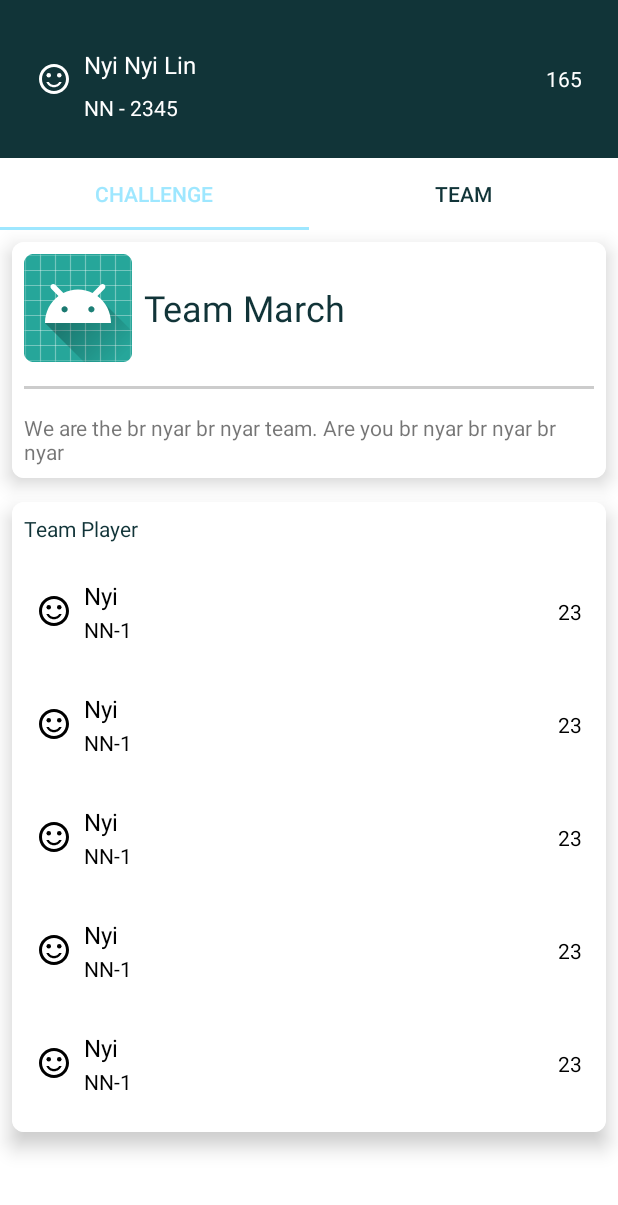
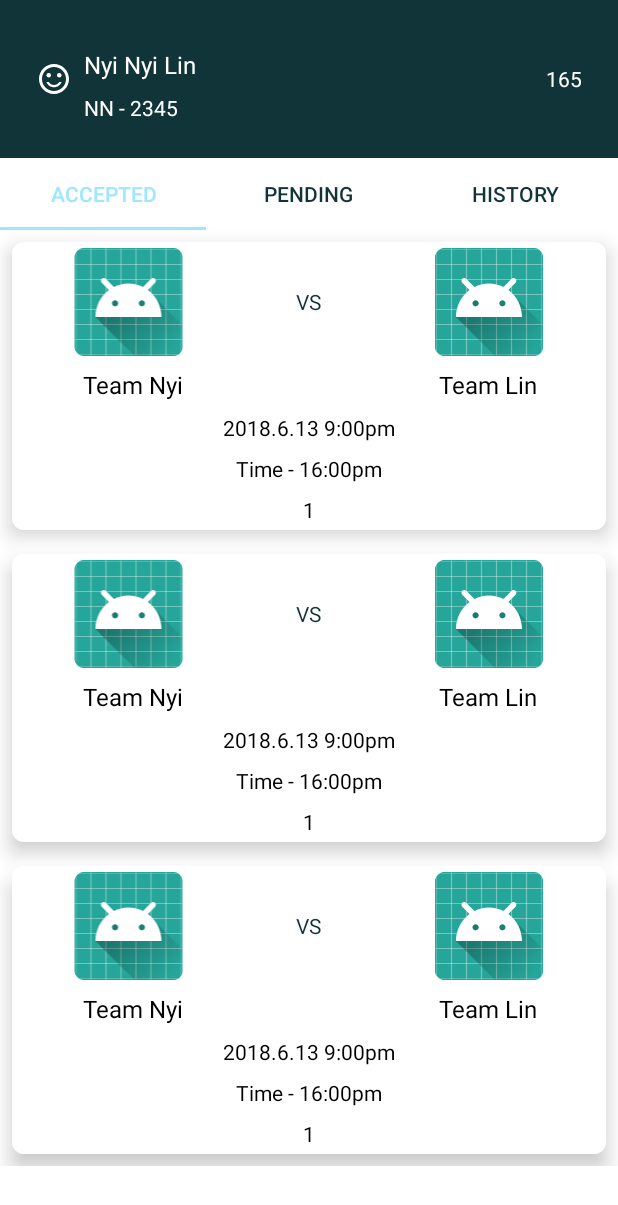
Before and after one commit to Kaungkhant97/The-Match, an Android app: the screen it shows after launch (LoginActivity), on a phone screen of 412 x 824 dp. Shown: the top 1205 px of the screen. Run offline under Robolectric (Android 15) with nearby library versions, the phone set to English and light mode, and no system bars.

Commit message:
add profile sector

```diff
--- a/app/src/main/java/com/anglehack/thematch/thematch/Data/Challenge.java
+++ b/app/src/main/java/com/anglehack/thematch/thematch/Data/Challenge.java
@@ -1,4 +1,88 @@
 package com.anglehack.thematch.thematch.Data;
 
 public class Challenge {
+
+    int id;
+    String challengerTeamName;
+    String acceptedTeamName;
+    int placeID;
+    String reservedTime;
+    int status;
+    int point;
+    int result_id;
+
+    public Challenge(int id, String challengerTeamName, String acceptedTeamName, int placeID, String reservedTime, int status, int point, int result_id) {
+        this.id = id;
+        this.challengerTeamName = challengerTeamName;
+        this.acceptedTeamName = acceptedTeamName;
+        this.placeID = placeID;
+        this.reservedTime = reservedTime;
+        this.status = status;
+        this.point = point;
+        this.result_id = result_id;
+    }
+
+    public int getId() {
+        return id;
+    }
+
+    public String getChallengerTeamName() {
+        return challengerTeamName;
+    }
+
+    public String getAcceptedTeamName() {
+        return acceptedTeamName;
+    }
+
+    public int getPlaceID() {
+        return placeID;
+    }
+
+    public String getReservedTime() {
+        return reservedTime;
+    }
+
+    public int getStatus() {
+        return status;
+    }
+
+    public int getPoint() {
+        return point;
+    }
+
+    public int getResult_id() {
+        return result_id;
+    }
+
+    public void setId(int id) {
+        this.id = id;
+    }
+
+    public void setChallengerTeamName(String challengerTeamName) {
+        this.challengerTeamName = challengerTeamName;
+    }
+
+    public void setAcceptedTeamName(String acceptedTeamName) {
+        this.acceptedTeamName = acceptedTeamName;
+    }
+
+    public void setPlaceID(int placeID) {
+        this.placeID = placeID;
+    }
+
+    public void setReservedTime(String reservedTime) {
+        this.reservedTime = reservedTime;
+    }
+
+    public void setStatus(int status) {
+        this.status = status;
+    }
+
+    public void setPoint(int point) {
+        this.point = point;
+    }
+
+    public void setResult_id(int result_id) {
+        this.result_id = result_id;
+    }
 }
--- /dev/null
+++ b/app/src/main/java/com/anglehack/thematch/thematch/VH/PlayerChallengeListVH.java
@@ -0,0 +1,42 @@
+package com.anglehack.thematch.thematch.VH;
+
+import android.support.v7.widget.RecyclerView;
+import android.view.View;
+import android.widget.TextView;
+
+import com.anglehack.thematch.thematch.Data.Challenge;
+import com.anglehack.thematch.thematch.Data.Player;
+import com.anglehack.thematch.thematch.Data.Team;
+import com.anglehack.thematch.thematch.R;
+
+/**
+ * Created by IN-3442 on 30-Jun-18.
+ */
+
+public class PlayerChallengeListVH extends RecyclerView.ViewHolder {
+    View view;
+    TextView tvTeam1Name, tvTeam2Name, tvDate, tvTime, tvPlace;
+
+    public PlayerChallengeListVH(View itemView) {
+        super(itemView);
+
+        view = itemView;
+        init();
+    }
+
+    private void init() {
+        tvTeam1Name = view.findViewById(R.id.tv_team1_name);
+        tvTeam2Name = view.findViewById(R.id.tv_team2_name);
+        tvDate = view.findViewById(R.id.tv_chalenge_date);
+        tvTime = view.findViewById(R.id.tv_chalenge_time);
+        tvPlace = view.findViewById(R.id.tv_chalenge_place);
+    }
+
+    public void bindData(Challenge challenge){
+        tvTeam1Name.setText(challenge.getAcceptedTeamName());
+        tvTeam2Name.setText(challenge.getChallengerTeamName());
+        tvDate.setText(challenge.getReservedTime());
+        tvPlace.setText(challenge.getPlaceID() + "");
+    }
+
+}
--- /dev/null
+++ b/app/src/main/java/com/anglehack/thematch/thematch/adapters/PlayerChallengeAdapter.java
@@ -0,0 +1,48 @@
+package com.anglehack.thematch.thematch.adapters;
+
+import android.support.annotation.NonNull;
+import android.support.v7.widget.RecyclerView;
+import android.view.LayoutInflater;
+import android.view.View;
+import android.view.ViewGroup;
+
+import com.anglehack.thematch.thematch.Data.Challenge;
+import com.anglehack.thematch.thematch.Data.Player;
+import com.anglehack.thematch.thematch.Data.Team;
+import com.anglehack.thematch.thematch.R;
+import com.anglehack.thematch.thematch.VH.PlayerChallengeListVH;
+import com.anglehack.thematch.thematch.VH.PlayerListVH;
+
+import java.util.List;
+
+/**
+ * Created by IN-3442 on 30-Jun-18.
+ */
+
+public class PlayerChallengeAdapter extends RecyclerView.Adapter<PlayerChallengeListVH> {
+    LayoutInflater mInflater;
+    List<Challenge> challengeList;
+
+    public PlayerChallengeAdapter(LayoutInflater mInflater, List<Challenge> challenges) {
+        this.mInflater = mInflater;
+        this.challengeList = challenges;
+    }
+
+    @NonNull
+    @Override
+    public PlayerChallengeListVH onCreateViewHolder(@NonNull ViewGroup parent, int viewType) {
+        View itemView = mInflater.inflate(R.layout.item_view_player_chalenge_list, parent, false);
+
+        return new PlayerChallengeListVH(itemView);
+    }
+
+    @Override
+    public void onBindViewHolder(@NonNull PlayerChallengeListVH holder, int position) {
+        holder.bindData(challengeList.get(position));
+    }
+
+    @Override
+    public int getItemCount() {
+        return challengeList.size();
+    }
+}
--- a/app/src/main/java/com/anglehack/thematch/thematch/adapters/PlayerFragmentPagerAdapter.java
+++ b/app/src/main/java/com/anglehack/thematch/thematch/adapters/PlayerFragmentPagerAdapter.java
@@ -5,6 +5,7 @@ import android.support.v4.app.Fragment;
 import android.support.v4.app.FragmentManager;
 import android.support.v4.app.FragmentPagerAdapter;
 
+import com.anglehack.thematch.thematch.fragments.PlayerChallenge;
 import com.anglehack.thematch.thematch.fragments.TeamFragment;
 
 /**
@@ -20,8 +21,9 @@ public class PlayerFragmentPagerAdapter extends FragmentPagerAdapter {
     @Override
     public Fragment getItem(int position) {
         switch (position){
-            case 0: return new TeamFragment();
-            case 1: return new TeamFragment();
+            case 0: return new PlayerChallenge();
+            case 1: return new PlayerChallenge();
+            case 2: return new PlayerChallenge();
         }
 
         return null;
@@ -29,15 +31,16 @@ public class PlayerFragmentPagerAdapter extends FragmentPagerAdapter {
 
     @Override
     public int getCount() {
-        return 2;
+        return 3;
     }
 
     @Nullable
     @Override
     public CharSequence getPageTitle(int position) {
         switch (position){
-            case 0: return "Challenge";
-            case 1: return "Team";
+            case 0: return "Accepted";
+            case 1: return "Pending";
+            case 2: return "History";
         }
 
         return super.getPageTitle(position);
--- a/app/src/main/java/com/anglehack/thematch/thematch/fragments/PlayerChallenge.java
+++ b/app/src/main/java/com/anglehack/thematch/thematch/fragments/PlayerChallenge.java
@@ -1,10 +1,52 @@
 package com.anglehack.thematch.thematch.fragments;
 
+import android.os.Bundle;
 import android.support.v4.app.Fragment;
+import android.support.v7.widget.LinearLayoutManager;
+import android.support.v7.widget.RecyclerView;
+import android.view.LayoutInflater;
+import android.view.View;
+import android.view.ViewGroup;
+
+import com.anglehack.thematch.thematch.Data.Challenge;
+import com.anglehack.thematch.thematch.Data.Team;
+import com.anglehack.thematch.thematch.R;
+import com.anglehack.thematch.thematch.adapters.PlayerChallengeAdapter;
+
+import java.util.ArrayList;
+import java.util.List;
 
 /**
  * Created by IN-3442 on 30-Jun-18.
  */
 
 public class PlayerChallenge extends Fragment {
+    private RecyclerView rvPlayerChallenge;
+    PlayerChallengeAdapter playerChallengeAdapter;
+    List<Challenge> challengeList = new ArrayList<>();
+
+    @Override
+    public void onCreate(Bundle savedInstanceState) {
+        super.onCreate(savedInstanceState);
+        if (getArguments() != null) {
+        }
+
+        challengeList.add(new Challenge(1, "Team Lin", "Team Nyi", 1, "2018.6.13 9:00pm", 1, 50, 1));
+        challengeList.add(new Challenge(1, "Team Lin", "Team Nyi", 1, "2018.6.13 9:00pm", 1, 50, 1));
+        challengeList.add(new Challenge(1, "Team Lin", "Team Nyi", 1, "2018.6.13 9:00pm", 1, 50, 1));
+
+        playerChallengeAdapter = new PlayerChallengeAdapter(getLayoutInflater(), challengeList);
+    }
+
+    @Override
+    public View onCreateView(LayoutInflater inflater, ViewGroup container,
+                             Bundle savedInstanceState) {
+        // Inflate the layout for this fragment
+        View view = inflater.inflate(R.layout.fragment_player_challenge, container, false);
+        rvPlayerChallenge = view.findViewById(R.id.rv_team_player_challenge_list);
+        rvPlayerChallenge.setAdapter(playerChallengeAdapter);
+        rvPlayerChallenge.setLayoutManager(new LinearLayoutManager(getContext(), LinearLayoutManager.VERTICAL, false));
+
+        return view;
+    }
 }
--- /dev/null
+++ b/app/src/main/res/layout/fragment_player_challenge.xml
@@ -0,0 +1,11 @@
+<?xml version="1.0" encoding="utf-8"?>
+<LinearLayout xmlns:android="http://schemas.android.com/apk/res/android"
+    android:orientation="vertical" android:layout_width="match_parent"
+    android:layout_height="match_parent">
+
+    <android.support.v7.widget.RecyclerView
+        android:id="@+id/rv_team_player_challenge_list"
+        android:layout_width="match_parent"
+        android:layout_height="wrap_content"/>
+
+</LinearLayout>
--- /dev/null
+++ b/app/src/main/res/layout/item_view_player_chalenge_list.xml
@@ -0,0 +1,109 @@
+<?xml version="1.0" encoding="utf-8"?>
+<android.support.v7.widget.CardView android:layout_width="match_parent"
+    android:layout_height="wrap_content"
+    xmlns:app="http://schemas.android.com/apk/res-auto"
+    app:cardCornerRadius="@dimen/margin_medium"
+    app:cardElevation="@dimen/margin_medium"
+    android:layout_margin="@dimen/margin_medium"
+    xmlns:android="http://schemas.android.com/apk/res/android">
+
+    <LinearLayout
+        android:layout_width="match_parent"
+        android:layout_height="wrap_content"
+        android:background="@color/colorWhite"
+        android:orientation="vertical">
+
+        <LinearLayout
+            android:layout_width="match_parent"
+            android:layout_height="wrap_content"
+            android:layout_gravity="center"
+            android:gravity="center"
+            android:layout_margin="@dimen/margin_small">
+
+            <ImageView
+                android:id="@+id/iv_my_team"
+                android:layout_width="wrap_content"
+                android:layout_height="wrap_content"
+                android:src="@mipmap/ic_launcher"
+                android:layout_weight="1"/>
+
+            <TextView
+                android:layout_width="wrap_content"
+                android:layout_height="wrap_content"
+                android:text="VS"
+                android:gravity="center"
+                android:textColor="@color/colorPrimary"
+                android:layout_weight="1"/>
+
+            <ImageView
+                android:id="@+id/iv_other_team"
+                android:layout_width="wrap_content"
+                android:layout_height="wrap_content"
+                android:layout_weight="1"
+                android:src="@mipmap/ic_launcher"/>
+        </LinearLayout>
+
+        <LinearLayout
+            android:layout_width="match_parent"
+            android:layout_height="wrap_content"
+            android:orientation="horizontal"
+            android:padding="@dimen/margin_small">
+
+            <TextView
+                android:id="@+id/tv_team1_name"
+                android:layout_width="wrap_content"
+                android:layout_height="wrap_content"
+                android:textColor="@color/colorBlack"
+                android:textSize="@dimen/text_regular_2x"
+                android:text="Team 1"
+                android:layout_weight="1"
+                android:gravity="center"/>
+
+            <TextView
+                android:layout_width="wrap_content"
+                android:layout_height="wrap_content"
+                android:textColor="@color/colorBlack"
+                android:textSize="@dimen/text_regular_2x"
+                android:layout_weight="1"/>
+
+            <TextView
+                android:id="@+id/tv_team2_name"
+                android:layout_width="wrap_content"
+                android:layout_height="wrap_content"
+                android:textColor="@color/colorBlack"
+                android:textSize="@dimen/text_regular_2x"
+                android:text="Team 2"
+                android:layout_gravity="center"
+                android:gravity="center"
+                android:layout_weight="1"/>
+        </LinearLayout>
+
+        <TextView
+            android:id="@+id/tv_chalenge_date"
+            android:layout_width="wrap_content"
+            android:layout_height="wrap_content"
+            android:text="Date - 23.6.2018"
+            android:layout_gravity="center"
+            android:layout_margin="@dimen/margin_small"
+            android:textColor="@color/colorBlack"/>
+
+        <TextView
+            android:id="@+id/tv_chalenge_time"
+            android:layout_width="wrap_content"
+            android:layout_height="wrap_content"
+            android:text="Time - 16:00pm"
+            android:layout_gravity="center"
+            android:layout_margin="@dimen/margin_small"
+            android:textColor="@color/colorBlack"/>
+
+        <TextView
+            android:id="@+id/tv_chalenge_place"
+            android:layout_width="wrap_content"
+            android:layout_height="wrap_content"
+            android:text="Aung San Studium"
+            android:layout_gravity="center"
+            android:layout_margin="@dimen/margin_small"
+            android:textColor="@color/colorBlack"/>
+
+    </LinearLayout>
+</android.support.v7.widget.CardView>
```
